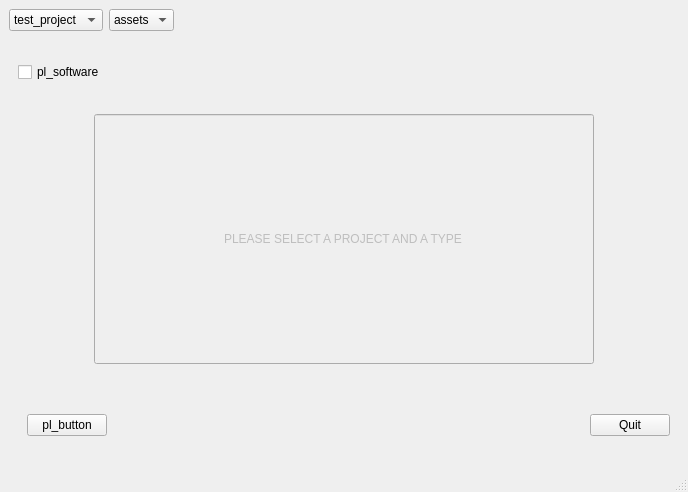
Oreyato/Pipeline22, file manager/ui/qt/window.ui: the form before one commit.
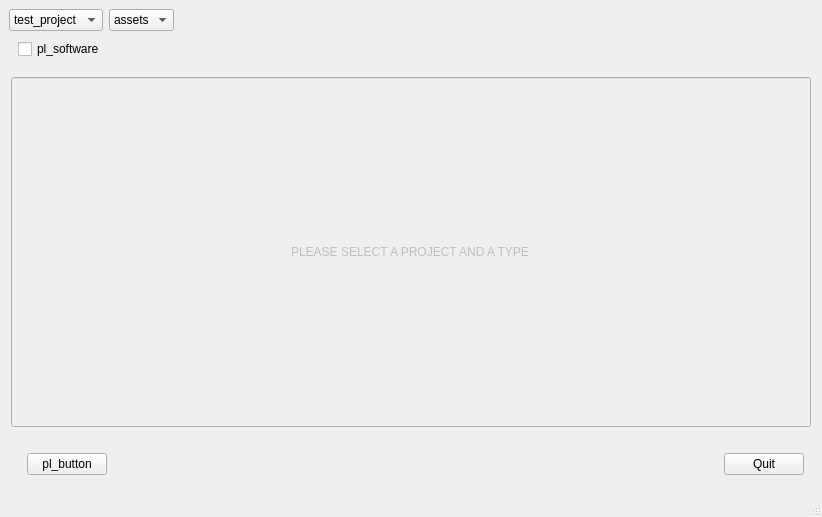
The form after the commit.

Patch:
```diff
--- a/manager/ui/qt/window.ui
+++ b/manager/ui/qt/window.ui
@@ -6,8 +6,8 @@
    <rect>
     <x>0</x>
     <y>0</y>
-    <width>688</width>
-    <height>492</height>
+    <width>822</width>
+    <height>517</height>
    </rect>
   </property>
   <property name="windowTitle">
@@ -21,6 +21,11 @@
     <item row="0" column="0">
      <layout class="QVBoxLayout" name="Window_vLayout">
       <item>
+       <layout class="QVBoxLayout" name="verticalLayout">
+        <property name="sizeConstraint">
+         <enum>QLayout::SetFixedSize</enum>
+        </property>
+        <item>
        <layout class="QHBoxLayout" name="drop_down_hLayout">
         <item>
          <widget class="QComboBox" name="projects_cb">
@@ -71,7 +76,7 @@
           <property name="sizeHint" stdset="0">
            <size>
             <width>40</width>
-            <height>10</height>
+              <height>5</height>
            </size>
           </property>
          </spacer>
@@ -143,11 +148,32 @@
         </item>
        </layout>
       </item>
+       </layout>
+      </item>
+      <item>
+       <spacer name="verticalSpacer_2">
+        <property name="orientation">
+         <enum>Qt::Vertical</enum>
+        </property>
+        <property name="sizeType">
+         <enum>QSizePolicy::Maximum</enum>
+        </property>
+        <property name="sizeHint" stdset="0">
+         <size>
+          <width>50</width>
+          <height>10</height>
+         </size>
+        </property>
+       </spacer>
+      </item>
       <item>
        <layout class="QHBoxLayout" name="entity_lists_layout">
         <property name="spacing">
          <number>6</number>
         </property>
+        <property name="sizeConstraint">
+         <enum>QLayout::SetNoConstraint</enum>
+        </property>
         <item>
          <widget class="QLineEdit" name="lineEdit">
           <property name="enabled">
@@ -161,8 +187,8 @@
           </property>
           <property name="minimumSize">
            <size>
-            <width>500</width>
-            <height>250</height>
+            <width>800</width>
+            <height>350</height>
            </size>
           </property>
           <property name="text">
@@ -184,12 +210,12 @@
          <enum>Qt::Vertical</enum>
         </property>
         <property name="sizeType">
-         <enum>QSizePolicy::Fixed</enum>
+         <enum>QSizePolicy::Maximum</enum>
         </property>
         <property name="sizeHint" stdset="0">
          <size>
           <width>50</width>
-          <height>20</height>
+          <height>10</height>
          </size>
         </property>
        </spacer>
```
Left out of the diff: 2 changed lines with no effect on the pictures. Lines whose indentation alone changed are shown as unchanged.
